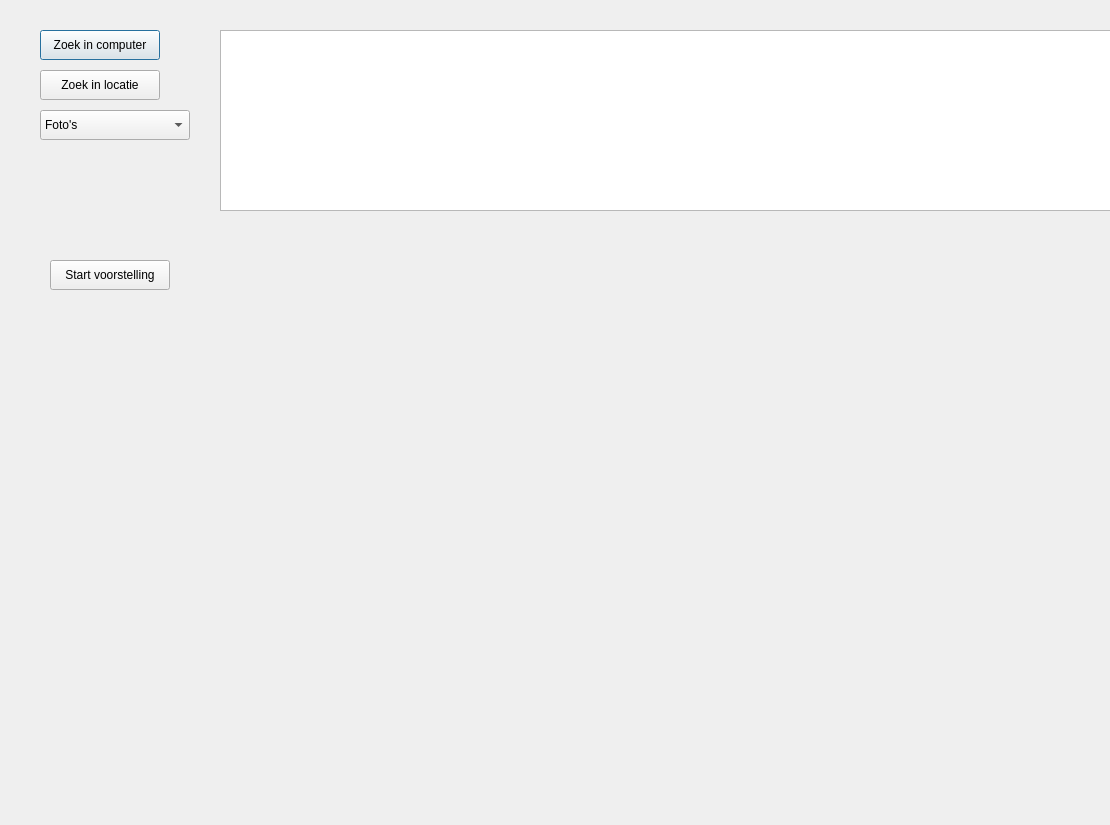
Old version of the form gui/MediaOrganizerGui.ui in the repository Samgitproj/project_MediaOrganizer.
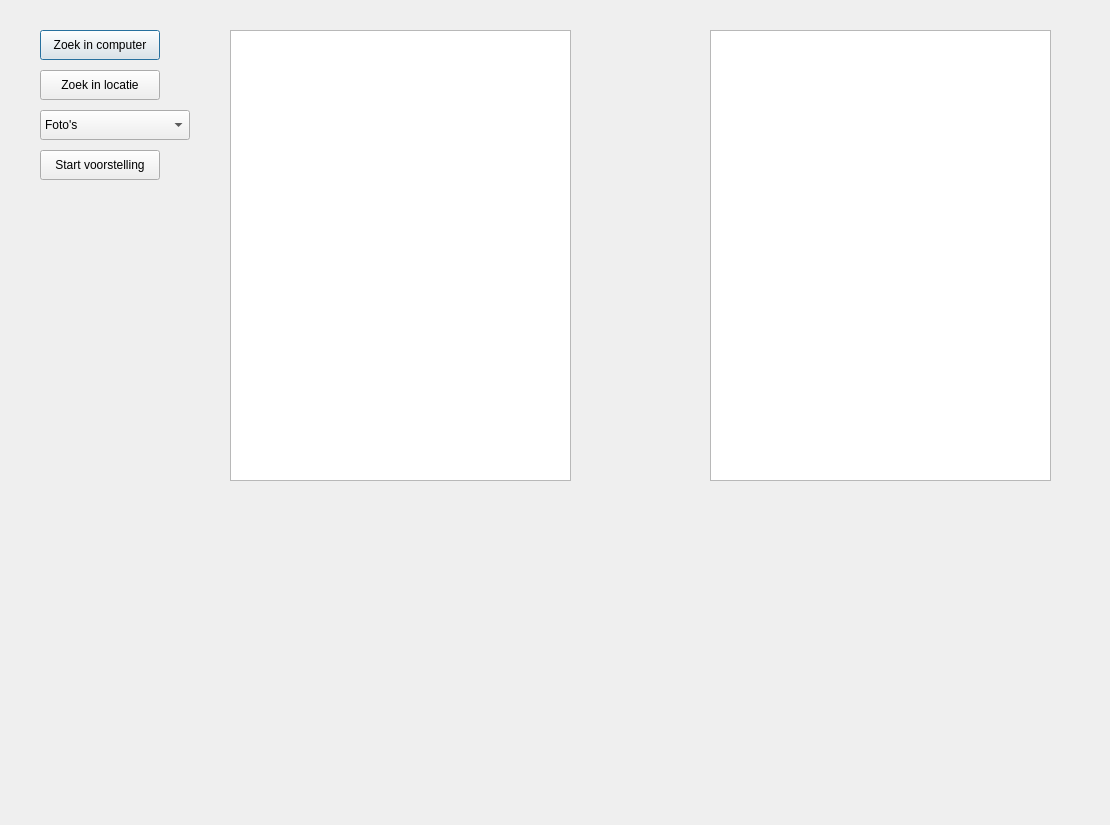
New version of the form.

Commit message: Automatische wijziging: MediaOrganizer

```diff
--- a/gui/MediaOrganizerGui.ui
+++ b/gui/MediaOrganizerGui.ui
@@ -35,10 +35,10 @@
   <widget class="QListWidget" name="listFoundedItems">
    <property name="geometry">
     <rect>
-     <x>220</x>
+     <x>230</x>
      <y>30</y>
-     <width>941</width>
-     <height>181</height>
+     <width>341</width>
+     <height>451</height>
     </rect>
    </property>
    <property name="sizePolicy">
@@ -70,8 +70,8 @@
   <widget class="QPushButton" name="btnStartMainwindow">
    <property name="geometry">
     <rect>
-     <x>50</x>
-     <y>260</y>
+     <x>40</x>
+     <y>150</y>
      <width>120</width>
      <height>30</height>
     </rect>
@@ -117,6 +117,22 @@
     </property>
    </item>
   </widget>
+  <widget class="QListWidget" name="listFoundedItemsNok">
+   <property name="geometry">
+    <rect>
+     <x>710</x>
+     <y>30</y>
+     <width>341</width>
+     <height>451</height>
+    </rect>
+   </property>
+   <property name="sizePolicy">
+    <sizepolicy hsizetype="Fixed" vsizetype="Expanding">
+     <horstretch>0</horstretch>
+     <verstretch>0</verstretch>
+    </sizepolicy>
+   </property>
+  </widget>
  </widget>
  <resources/>
  <connections/>
```
The commit also changes 2 other files.
